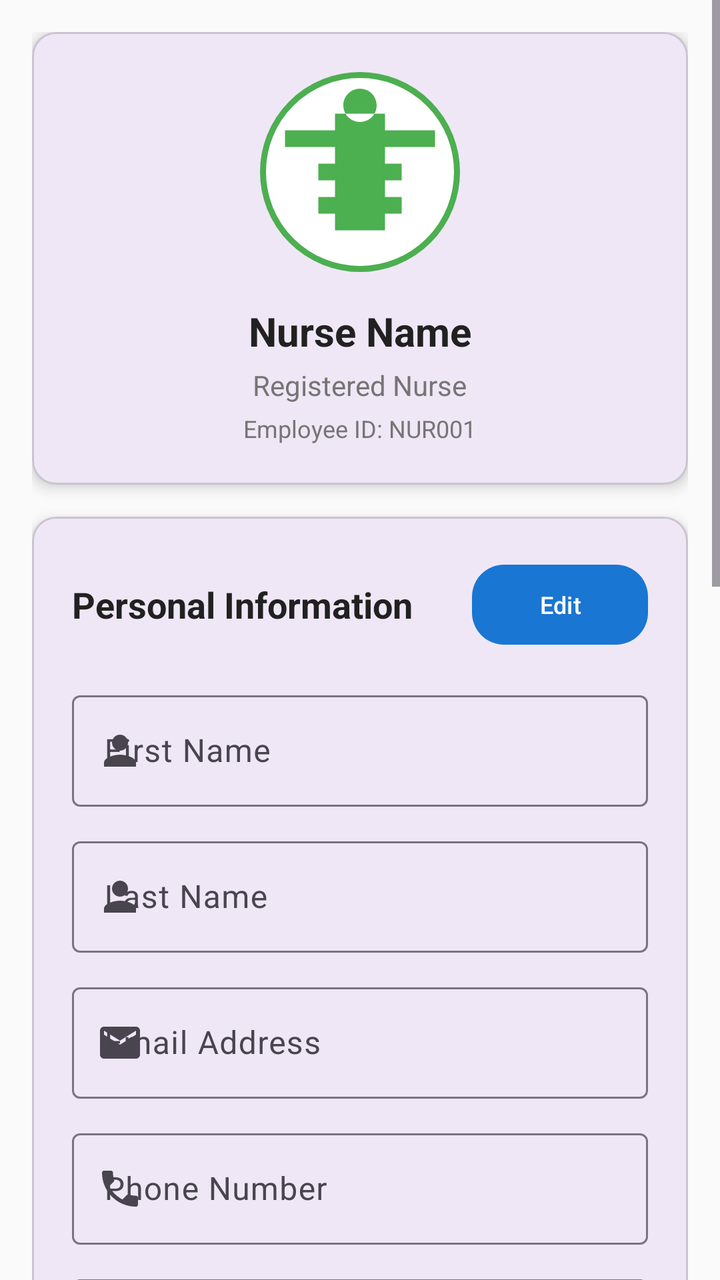
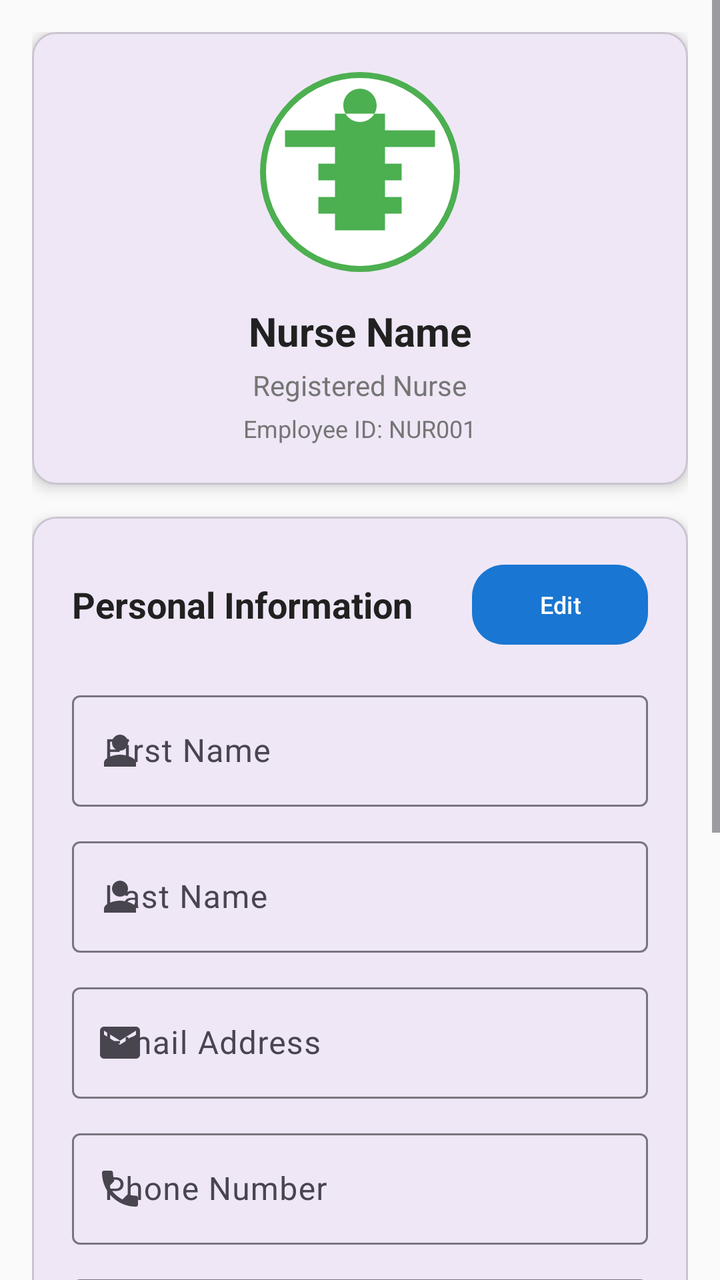

Two renders of the same Android screen: before a commit and after it. Below are the layout's source before the change and the commit's diff.
<!-- AndroidManifest.xml: application theme Theme.H_CAS -->
<!-- res/layout/fragment_nurse_profile.xml -->
<?xml version="1.0" encoding="utf-8"?>
<ScrollView xmlns:android="http://schemas.android.com/apk/res/android"
    xmlns:app="http://schemas.android.com/apk/res-auto"
    android:layout_width="match_parent"
    android:layout_height="match_parent"
    android:background="@color/background_light"
    android:fillViewport="true">

    <LinearLayout
        android:layout_width="match_parent"
        android:layout_height="wrap_content"
        android:orientation="vertical"
        android:padding="16dp">

        
        <com.google.android.material.card.MaterialCardView
            android:layout_width="match_parent"
            android:layout_height="wrap_content"
            android:layout_marginBottom="16dp"
            app:cardCornerRadius="12dp"
            app:cardElevation="4dp">

            <LinearLayout
                android:layout_width="match_parent"
                android:layout_height="wrap_content"
                android:orientation="vertical"
                android:padding="20dp"
                android:gravity="center">

                
                <ImageView
                    android:id="@+id/profileImageView"
                    android:layout_width="100dp"
                    android:layout_height="100dp"
                    android:layout_marginBottom="16dp"
                    android:src="@drawable/ic_nurse_avatar"
                    android:background="@drawable/nurse_avatar_background"
                    android:scaleType="centerCrop"
                    android:clickable="true"
                    android:focusable="true" />

                <TextView
                    android:id="@+id/nurseNameTextView"
                    android:layout_width="wrap_content"
                    android:layout_height="wrap_content"
                    android:text="Nurse Name"
                    android:textSize="20sp"
                    android:textStyle="bold"
                    android:textColor="@color/text_primary" />

                <TextView
                    android:id="@+id/nurseRoleTextView"
                    android:layout_width="wrap_content"
                    android:layout_height="wrap_content"
                    android:layout_marginTop="4dp"
                    android:text="Registered Nurse"
                    android:textSize="14sp"
                    android:textColor="@color/text_secondary" />

                <TextView
                    android:id="@+id/nurseIdTextView"
                    android:layout_width="wrap_content"
                    android:layout_height="wrap_content"
                    android:layout_marginTop="4dp"
                    android:text="Employee ID: NUR001"
                    android:textSize="12sp"
                    android:textColor="@color/text_secondary" />

            </LinearLayout>

        </com.google.android.material.card.MaterialCardView>

        
        <com.google.android.material.card.MaterialCardView
            android:layout_width="match_parent"
            android:layout_height="wrap_content"
            android:layout_marginBottom="16dp"
            app:cardCornerRadius="12dp"
            app:cardElevation="4dp">

            <LinearLayout
                android:layout_width="match_parent"
                android:layout_height="wrap_content"
                android:orientation="vertical"
                android:padding="20dp">

                <LinearLayout
                    android:layout_width="match_parent"
                    android:layout_height="wrap_content"
                    android:orientation="horizontal"
                    android:gravity="center_vertical"
                    android:layout_marginBottom="16dp">

                    <TextView
                        android:layout_width="0dp"
                        android:layout_height="wrap_content"
                        android:layout_weight="1"
                        android:text="Personal Information"
                        android:textSize="18sp"
                        android:textStyle="bold"
                        android:textColor="@color/text_primary" />

                    <com.google.android.material.button.MaterialButton
                        android:id="@+id/editPersonalInfoButton"
                        android:layout_width="wrap_content"
                        android:layout_height="wrap_content"
                        android:text="Edit"
                        android:textSize="12sp"
                        app:cornerRadius="16dp"
                        app:backgroundTint="@color/primary_blue"
                        android:textColor="@color/white" />

                </LinearLayout>

                
                <com.google.android.material.textfield.TextInputLayout
                    android:layout_width="match_parent"
                    android:layout_height="wrap_content"
                    android:layout_marginBottom="12dp"
                    android:hint="First Name"
                    app:startIconDrawable="@drawable/ic_person">

                    <com.google.android.material.textfield.TextInputEditText
                        android:id="@+id/inputFirstName"
                        android:layout_width="match_parent"
                        android:layout_height="wrap_content"
                        android:textSize="16sp"
                        android:inputType="textPersonName" />

                </com.google.android.material.textfield.TextInputLayout>

                <com.google.android.material.textfield.TextInputLayout
                    android:layout_width="match_parent"
                    android:layout_height="wrap_content"
                    android:layout_marginBottom="12dp"
                    android:hint="Last Name"
                    app:startIconDrawable="@drawable/ic_person">

                    <com.google.android.material.textfield.TextInputEditText
                        android:id="@+id/inputLastName"
                        android:layout_width="match_parent"
                        android:layout_height="wrap_content"
                        android:textSize="16sp"
                        android:inputType="textPersonName" />

                </com.google.android.material.textfield.TextInputLayout>

                <com.google.android.material.textfield.TextInputLayout
                    android:layout_width="match_parent"
                    android:layout_height="wrap_content"
                    android:layout_marginBottom="12dp"
                    android:hint="Email Address"
                    app:startIconDrawable="@drawable/ic_email">

                    <com.google.android.material.textfield.TextInputEditText
                        android:id="@+id/inputEmail"
                        android:layout_width="match_parent"
                        android:layout_height="wrap_content"
                        android:textSize="16sp"
                        android:inputType="textEmailAddress" />

                </com.google.android.material.textfield.TextInputLayout>

                <com.google.android.material.textfield.TextInputLayout
                    android:layout_width="match_parent"
                    android:layout_height="wrap_content"
                    android:layout_marginBottom="12dp"
                    android:hint="Phone Number"
                    app:startIconDrawable="@drawable/ic_phone">

                    <com.google.android.material.textfield.TextInputEditText
                        android:id="@+id/inputPhone"
                        android:layout_width="match_parent"
                        android:layout_height="wrap_content"
                        android:textSize="16sp"
                        android:inputType="phone" />

                </com.google.android.material.textfield.TextInputLayout>

                <com.google.android.material.textfield.TextInputLayout
                    android:layout_width="match_parent"
                    android:layout_height="wrap_content"
                    android:layout_marginBottom="12dp"
                    android:hint="Address"
                    app:startIconDrawable="@drawable/ic_location">

                    <com.google.android.material.textfield.TextInputEditText
                        android:id="@+id/inputAddress"
                        android:layout_width="match_parent"
                        android:layout_height="wrap_content"
                        android:textSize="16sp"
                        android:inputType="textPostalAddress" />

                </com.google.android.material.textfield.TextInputLayout>

            </LinearLayout>

        </com.google.android.material.card.MaterialCardView>

        
        <com.google.android.material.card.MaterialCardView
            android:layout_width="match_parent"
            android:layout_height="wrap_content"
            android:layout_marginBottom="16dp"
            app:cardCornerRadius="12dp"
            app:cardElevation="4dp">

            <LinearLayout
                android:layout_width="match_parent"
                android:layout_height="wrap_content"
                android:orientation="vertical"
                android:padding="20dp">

                <LinearLayout
                    android:layout_width="match_parent"
                    android:layout_height="wrap_content"
                    android:orientation="horizontal"
                    android:gravity="center_vertical"
                    android:layout_marginBottom="16dp">

                    <TextView
                        android:layout_width="0dp"
                        android:layout_height="wrap_content"
                        android:layout_weight="1"
                        android:text="Professional Information"
                        android:textSize="18sp"
                        android:textStyle="bold"
                        android:textColor="@color/text_primary" />

                    <com.google.android.material.button.MaterialButton
                        android:id="@+id/editProfessionalInfoButton"
                        android:layout_width="wrap_content"
                        android:layout_height="wrap_content"
                        android:text="Edit"
                        android:textSize="12sp"
                        app:cornerRadius="16dp"
                        app:backgroundTint="@color/primary_blue"
                        android:textColor="@color/white" />

                </LinearLayout>

                <com.google.android.material.textfield.TextInputLayout
                    android:layout_width="match_parent"
                    android:layout_height="wrap_content"
                    android:layout_marginBottom="12dp"
                    android:hint="License Number"
                    app:startIconDrawable="@drawable/ic_badge">

                    <com.google.android.material.textfield.TextInputEditText
                        android:id="@+id/inputLicenseNumber"
                        android:layout_width="match_parent"
                        android:layout_height="wrap_content"
                        android:textSize="16sp"
                        android:inputType="text" />

                </com.google.android.material.textfield.TextInputLayout>

                <com.google.android.material.textfield.TextInputLayout
                    android:layout_width="match_parent"
                    android:layout_height="wrap_content"
                    android:layout_marginBottom="12dp"
                    android:hint="Specialization"
                    app:startIconDrawable="@drawable/ic_medical_services">

                    <com.google.android.material.textfield.TextInputEditText
                        android:id="@+id/inputSpecialization"
                        android:layout_width="match_parent"
                        android:layout_height="wrap_content"
                        android:textSize="16sp"
                        android:inputType="text" />

                </com.google.android.material.textfield.TextInputLayout>

                <com.google.android.material.textfield.TextInputLayout
                    android:layout_width="match_parent"
                    android:layout_height="wrap_content"
                    android:layout_marginBottom="12dp"
                    android:hint="Years of Experience"
                    app:startIconDrawable="@drawable/ic_schedule">

                    <com.google.android.material.textfield.TextInputEditText
                        android:id="@+id/inputExperience"
                        android:layout_width="match_parent"
                        android:layout_height="wrap_content"
                        android:textSize="16sp"
                        android:inputType="number" />

                </com.google.android.material.textfield.TextInputLayout>

                <com.google.android.material.textfield.TextInputLayout
                    android:layout_width="match_parent"
                    android:layout_height="wrap_content"
                    android:layout_marginBottom="12dp"
                    android:hint="Department"
                    app:startIconDrawable="@drawable/ic_business">

                    <com.google.android.material.textfield.TextInputEditText
                        android:id="@+id/inputDepartment"
                        android:layout_width="match_parent"
                        android:layout_height="wrap_content"
                        android:textSize="16sp"
                        android:inputType="text" />

                </com.google.android.material.textfield.TextInputLayout>

            </LinearLayout>

        </com.google.android.material.card.MaterialCardView>

        
        <com.google.android.material.card.MaterialCardView
            android:layout_width="match_parent"
            android:layout_height="wrap_content"
            android:layout_marginBottom="16dp"
            app:cardCornerRadius="12dp"
            app:cardElevation="4dp">

            <LinearLayout
                android:layout_width="match_parent"
                android:layout_height="wrap_content"
                android:orientation="vertical"
                android:padding="20dp">

                <TextView
                    android:layout_width="wrap_content"
                    android:layout_height="wrap_content"
                    android:layout_marginBottom="16dp"
                    android:text="Account Settings"
                    android:textSize="18sp"
                    android:textStyle="bold"
                    android:textColor="@color/text_primary" />

                <com.google.android.material.button.MaterialButton
                    android:id="@+id/changePasswordButton"
                    android:layout_width="match_parent"
                    android:layout_height="56dp"
                    android:layout_marginBottom="8dp"
                    android:text="Change Password"
                    android:textSize="16sp"
                    app:icon="@drawable/ic_lock"
                    app:iconGravity="textStart"
                    app:cornerRadius="8dp"
                    app:backgroundTint="@color/warning_orange"
                    android:textColor="@color/white" />

                <com.google.android.material.button.MaterialButton
                    android:id="@+id/saveProfileButton"
                    android:layout_width="match_parent"
                    android:layout_height="56dp"
                    android:layout_marginBottom="8dp"
                    android:text="Save Profile Changes"
                    android:textSize="16sp"
                    app:icon="@drawable/ic_save"
                    app:iconGravity="textStart"
                    app:cornerRadius="8dp"
                    app:backgroundTint="@color/success_green"
                    android:textColor="@color/white" />

            </LinearLayout>

        </com.google.android.material.card.MaterialCardView>

    </LinearLayout>

</ScrollView>
<!-- resources referenced by this layout -->
<resources>
  <color name="background_light">#FAFAFA</color>
  <color name="primary_blue">#1976D2</color>
  <color name="success_green">#4CAF50</color>
  <color name="text_primary">#212121</color>
  <color name="text_secondary">#757575</color>
  <color name="warning_orange">#FF9800</color>
  <color name="white">#FFFFFFFF</color>
  <!-- drawable ic_badge (drawable) -->
  <vector xmlns:android="http://schemas.android.com/apk/res/android"
      android:width="24dp"
      android:height="24dp"
      android:viewportWidth="24"
      android:viewportHeight="24"
      android:tint="?attr/colorOnSurface">
    <path
        android:fillColor="@android:color/white"
        android:pathData="M12,2C13.1,2 14,2.9 14,4C14,5.1 13.1,6 12,6C10.9,6 10,5.1 10,4C10,2.9 10.9,2 12,2ZM21,9V7L15,7V9C15,10.1 14.1,11 13,11H11C9.9,11 9,10.1 9,9V7H3V9C3,10.1 3.9,11 5,11H7V13H5C3.9,13 3,13.9 3,15V17H9V15C9,13.9 9.9,13 11,13H13C14.1,13 15,13.9 15,15V17H21V15C21,13.9 20.1,13 19,13H17V11H19C20.1,11 21,10.1 21,9Z"/>
  </vector>
  <!-- drawable ic_business (drawable) -->
  <vector xmlns:android="http://schemas.android.com/apk/res/android"
      android:width="24dp"
      android:height="24dp"
      android:viewportWidth="24"
      android:viewportHeight="24"
      android:tint="?attr/colorOnSurface">
    <path
        android:fillColor="@android:color/white"
        android:pathData="M12,7V3H2v18h20V7H12zM6,19H4v-2h2V19zM6,15H4v-2h2V15zM6,11H4V9h2V11zM6,7H4V5h2V7zM10,19H8v-2h2V19zM10,15H8v-2h2V15zM10,11H8V9h2V11zM10,7H8V5h2V7zM20,19h-8v-2h2v-2h-2v-2h2v-2h-2V9h8V19zM18,11h-2v2h2V11zM18,15h-2v2h2V15z"/>
  </vector>
  <!-- drawable ic_medical_services (drawable) -->
  <vector xmlns:android="http://schemas.android.com/apk/res/android"
      android:width="24dp"
      android:height="24dp"
      android:viewportWidth="24"
      android:viewportHeight="24"
      android:tint="?attr/colorOnSurface">
    <path
        android:fillColor="@android:color/white"
        android:pathData="M19.8,2l-8.2,6.5L3.2,2C2.9,1.8 2.4,1.8 2.1,2.1 1.8,2.4 1.8,2.9 2.1,3.2L10,9.5v9.5c0,0.6 0.4,1 1,1s1,-0.4 1,-1v-9.5l7.9,-6.3c0.3,-0.3 0.3,-0.8 0,-1.1C20.6,1.8 20.1,1.8 19.8,2z"/>
  </vector>
  <!-- drawable ic_person (drawable) -->
  <vector xmlns:android="http://schemas.android.com/apk/res/android"
      android:width="24dp"
      android:height="24dp"
      android:viewportWidth="24"
      android:viewportHeight="24"
      android:tint="?attr/colorOnSurface">
    <path
        android:fillColor="@android:color/white"
        android:pathData="M12,12c2.21,0 4,-1.79 4,-4s-1.79,-4 -4,-4 -4,1.79 -4,4 1.79,4 4,4zM12,14c-2.67,0 -8,1.34 -8,4v2h16v-2c0,-2.66 -5.33,-4 -8,-4z"/>
  </vector>
  <!-- drawable ic_schedule (drawable) -->
  <vector xmlns:android="http://schemas.android.com/apk/res/android"
      android:width="24dp"
      android:height="24dp"
      android:viewportWidth="24"
      android:viewportHeight="24"
      android:tint="?attr/colorOnSurface">
    <path
        android:fillColor="@android:color/white"
        android:pathData="M11.99,2C6.47,2 2,6.48 2,12s4.47,10 9.99,10C17.52,22 22,17.52 22,12S17.52,2 11.99,2zM12,20c-4.42,0 -8,-3.58 -8,-8s3.58,-8 8,-8 8,3.58 8,8 -3.58,8 -8,8zM12.5,7H11v6l5.25,3.15 0.75,-1.23 -4.5,-2.67z"/>
  </vector>
  <!-- drawable nurse_avatar_background (drawable) -->
  <?xml version="1.0" encoding="utf-8"?>
  <shape xmlns:android="http://schemas.android.com/apk/res/android"
      android:shape="oval">
      
      <solid android:color="@color/white" />
      
      <stroke
          android:width="3dp"
          android:color="@color/success_green" />
          
  </shape>
  <style name="Theme.H_CAS" parent="Base.Theme.H_CAS" />
  <style name="Base.Theme.H_CAS" parent="Theme.Material3.DayNight.NoActionBar">
          
          
      </style>
  <!-- unchanged entries left out for length: 6 -->
</resources>

<!-- the commit's change to res/layout/fragment_nurse_profile.xml (unified diff, before → after) -->
@@ -211,116 +211,6 @@
                 android:orientation="vertical"
                 android:padding="20dp">
 
-                <LinearLayout
-                    android:layout_width="match_parent"
-                    android:layout_height="wrap_content"
-                    android:orientation="horizontal"
-                    android:gravity="center_vertical"
-                    android:layout_marginBottom="16dp">
-
-                    <TextView
-                        android:layout_width="0dp"
-                        android:layout_height="wrap_content"
-                        android:layout_weight="1"
-                        android:text="Professional Information"
-                        android:textSize="18sp"
-                        android:textStyle="bold"
-                        android:textColor="@color/text_primary" />
-
-                    <com.google.android.material.button.MaterialButton
-                        android:id="@+id/editProfessionalInfoButton"
-                        android:layout_width="wrap_content"
-                        android:layout_height="wrap_content"
-                        android:text="Edit"
-                        android:textSize="12sp"
-                        app:cornerRadius="16dp"
-                        app:backgroundTint="@color/primary_blue"
-                        android:textColor="@color/white" />
-
-                </LinearLayout>
-
-                <com.google.android.material.textfield.TextInputLayout
-                    android:layout_width="match_parent"
-                    android:layout_height="wrap_content"
-                    android:layout_marginBottom="12dp"
-                    android:hint="License Number"
-                    app:startIconDrawable="@drawable/ic_badge">
-
-                    <com.google.android.material.textfield.TextInputEditText
-                        android:id="@+id/inputLicenseNumber"
-                        android:layout_width="match_parent"
-                        android:layout_height="wrap_content"
-                        android:textSize="16sp"
-                        android:inputType="text" />
-
-                </com.google.android.material.textfield.TextInputLayout>
-
-                <com.google.android.material.textfield.TextInputLayout
-                    android:layout_width="match_parent"
-                    android:layout_height="wrap_content"
-                    android:layout_marginBottom="12dp"
-                    android:hint="Specialization"
-                    app:startIconDrawable="@drawable/ic_medical_services">
-
-                    <com.google.android.material.textfield.TextInputEditText
-                        android:id="@+id/inputSpecialization"
-                        android:layout_width="match_parent"
-                        android:layout_height="wrap_content"
-                        android:textSize="16sp"
-                        android:inputType="text" />
-
-                </com.google.android.material.textfield.TextInputLayout>
-
-                <com.google.android.material.textfield.TextInputLayout
-                    android:layout_width="match_parent"
-                    android:layout_height="wrap_content"
-                    android:layout_marginBottom="12dp"
-                    android:hint="Years of Experience"
-                    app:startIconDrawable="@drawable/ic_schedule">
-
-                    <com.google.android.material.textfield.TextInputEditText
-                        android:id="@+id/inputExperience"
-                        android:layout_width="match_parent"
-                        android:layout_height="wrap_content"
-                        android:textSize="16sp"
-                        android:inputType="number" />
-
-                </com.google.android.material.textfield.TextInputLayout>
-
-                <com.google.android.material.textfield.TextInputLayout
-                    android:layout_width="match_parent"
-                    android:layout_height="wrap_content"
-                    android:layout_marginBottom="12dp"
-                    android:hint="Department"
-                    app:startIconDrawable="@drawable/ic_business">
-
-                    <com.google.android.material.textfield.TextInputEditText
-                        android:id="@+id/inputDepartment"
-                        android:layout_width="match_parent"
-                        android:layout_height="wrap_content"
-                        android:textSize="16sp"
-                        android:inputType="text" />
-
-                </com.google.android.material.textfield.TextInputLayout>
-
-            </LinearLayout>
-
-        </com.google.android.material.card.MaterialCardView>
-
-        
-        <com.google.android.material.card.MaterialCardView
-            android:layout_width="match_parent"
-            android:layout_height="wrap_content"
-            android:layout_marginBottom="16dp"
-            app:cardCornerRadius="12dp"
-            app:cardElevation="4dp">
-
-            <LinearLayout
-                android:layout_width="match_parent"
-                android:layout_height="wrap_content"
-                android:orientation="vertical"
-                android:padding="20dp">
-
                 <TextView
                     android:layout_width="wrap_content"
                     android:layout_height="wrap_content"
<!-- resource entries referenced after the edit -->
@@ -7,39 +7,6 @@
   <color name="text_secondary">#757575</color>
   <color name="warning_orange">#FF9800</color>
   <color name="white">#FFFFFFFF</color>
-  <!-- drawable ic_badge (drawable) -->
-  <vector xmlns:android="http://schemas.android.com/apk/res/android"
-      android:width="24dp"
-      android:height="24dp"
-      android:viewportWidth="24"
-      android:viewportHeight="24"
-      android:tint="?attr/colorOnSurface">
-    <path
-        android:fillColor="@android:color/white"
-        android:pathData="M12,2C13.1,2 14,2.9 14,4C14,5.1 13.1,6 12,6C10.9,6 10,5.1 10,4C10,2.9 10.9,2 12,2ZM21,9V7L15,7V9C15,10.1 14.1,11 13,11H11C9.9,11 9,10.1 9,9V7H3V9C3,10.1 3.9,11 5,11H7V13H5C3.9,13 3,13.9 3,15V17H9V15C9,13.9 9.9,13 11,13H13C14.1,13 15,13.9 15,15V17H21V15C21,13.9 20.1,13 19,13H17V11H19C20.1,11 21,10.1 21,9Z"/>
-  </vector>
-  <!-- drawable ic_business (drawable) -->
-  <vector xmlns:android="http://schemas.android.com/apk/res/android"
-      android:width="24dp"
-      android:height="24dp"
-      android:viewportWidth="24"
-      android:viewportHeight="24"
-      android:tint="?attr/colorOnSurface">
-    <path
-        android:fillColor="@android:color/white"
-        android:pathData="M12,7V3H2v18h20V7H12zM6,19H4v-2h2V19zM6,15H4v-2h2V15zM6,11H4V9h2V11zM6,7H4V5h2V7zM10,19H8v-2h2V19zM10,15H8v-2h2V15zM10,11H8V9h2V11zM10,7H8V5h2V7zM20,19h-8v-2h2v-2h-2v-2h2v-2h-2V9h8V19zM18,11h-2v2h2V11zM18,15h-2v2h2V15z"/>
-  </vector>
-  <!-- drawable ic_medical_services (drawable) -->
-  <vector xmlns:android="http://schemas.android.com/apk/res/android"
-      android:width="24dp"
-      android:height="24dp"
-      android:viewportWidth="24"
-      android:viewportHeight="24"
-      android:tint="?attr/colorOnSurface">
-    <path
-        android:fillColor="@android:color/white"
-        android:pathData="M19.8,2l-8.2,6.5L3.2,2C2.9,1.8 2.4,1.8 2.1,2.1 1.8,2.4 1.8,2.9 2.1,3.2L10,9.5v9.5c0,0.6 0.4,1 1,1s1,-0.4 1,-1v-9.5l7.9,-6.3c0.3,-0.3 0.3,-0.8 0,-1.1C20.6,1.8 20.1,1.8 19.8,2z"/>
-  </vector>
   <!-- drawable ic_person (drawable) -->
   <vector xmlns:android="http://schemas.android.com/apk/res/android"
       android:width="24dp"
@@ -50,17 +17,6 @@
     <path
         android:fillColor="@android:color/white"
         android:pathData="M12,12c2.21,0 4,-1.79 4,-4s-1.79,-4 -4,-4 -4,1.79 -4,4 1.79,4 4,4zM12,14c-2.67,0 -8,1.34 -8,4v2h16v-2c0,-2.66 -5.33,-4 -8,-4z"/>
-  </vector>
-  <!-- drawable ic_schedule (drawable) -->
-  <vector xmlns:android="http://schemas.android.com/apk/res/android"
-      android:width="24dp"
-      android:height="24dp"
-      android:viewportWidth="24"
-      android:viewportHeight="24"
-      android:tint="?attr/colorOnSurface">
-    <path
-        android:fillColor="@android:color/white"
-        android:pathData="M11.99,2C6.47,2 2,6.48 2,12s4.47,10 9.99,10C17.52,22 22,17.52 22,12S17.52,2 11.99,2zM12,20c-4.42,0 -8,-3.58 -8,-8s3.58,-8 8,-8 8,3.58 8,8 -3.58,8 -8,8zM12.5,7H11v6l5.25,3.15 0.75,-1.23 -4.5,-2.67z"/>
   </vector>
   <!-- drawable nurse_avatar_background (drawable) -->
   <?xml version="1.0" encoding="utf-8"?>
